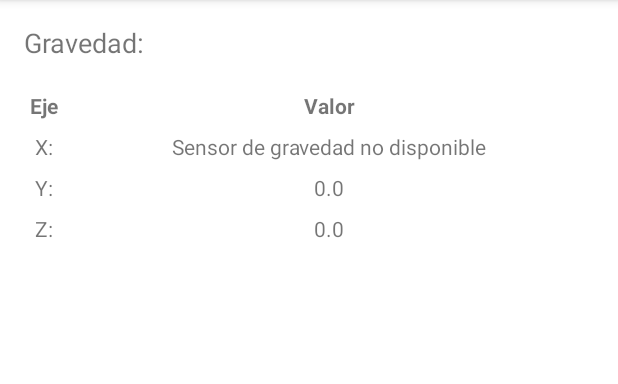
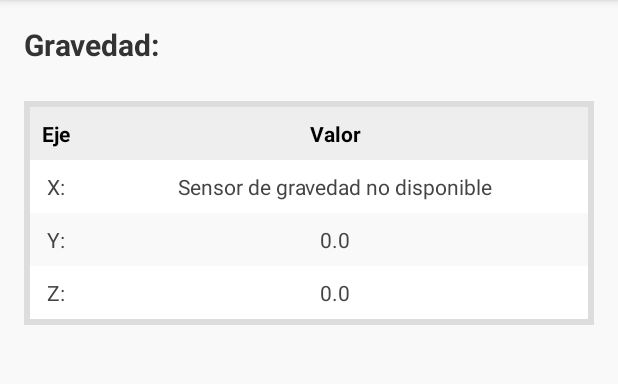
Before and after one commit to AlexisFarinango/SensoresTaller, an Android app: the screen it shows after launch (MainActivity), on a phone screen of 412 x 824 dp, the part 84-468 px from its top. Run offline under Robolectric (Android 15) with nearby library versions, the phone set to English and light mode, and no system bars.

Commit message:
Añadir estilos para la tabla

```diff
--- a/app/src/main/res/layout/activity_main.xml
+++ b/app/src/main/res/layout/activity_main.xml
@@ -3,88 +3,103 @@
     android:layout_width="match_parent"
     android:layout_height="match_parent"
     android:orientation="vertical"
-    android:padding="16dp">
+    android:padding="16dp"
+    android:background="#F9F9F9">
 
     <TextView
         android:id="@+id/tv_gravity"
         android:layout_width="match_parent"
         android:layout_height="wrap_content"
         android:text="Gravedad:"
-        android:textSize="18sp"
-        android:layout_marginBottom="8dp" />
+        android:textSize="20sp"
+        android:textColor="#333333"
+        android:layout_marginBottom="16dp"
+        android:textStyle="bold" />
 
     <TableLayout
         android:layout_width="match_parent"
         android:layout_height="wrap_content"
         android:stretchColumns="1"
-        android:layout_marginTop="8dp">
+        android:layout_marginTop="8dp"
+        android:background="#DDDDDD"
+        android:padding="4dp">
 
-        <TableRow>
+        <!-- Header Row -->
+        <TableRow android:background="#EEEEEE">
             <TextView
                 android:layout_width="wrap_content"
                 android:layout_height="wrap_content"
                 android:text="Eje"
                 android:textStyle="bold"
-                android:padding="4dp"
-                android:gravity="center"/>
+                android:padding="8dp"
+                android:gravity="center"
+                android:textColor="#000000"/>
             <TextView
                 android:layout_width="wrap_content"
                 android:layout_height="wrap_content"
                 android:text="Valor"
                 android:textStyle="bold"
-                android:padding="4dp"
-                android:gravity="center"/>
+                android:padding="8dp"
+                android:gravity="center"
+                android:textColor="#000000"/>
         </TableRow>
 
-        <TableRow>
+        <!-- Data Rows -->
+        <TableRow android:background="#FFFFFF">
             <TextView
                 android:id="@+id/label_x"
                 android:layout_width="wrap_content"
                 android:layout_height="wrap_content"
                 android:text="X:"
-                android:padding="4dp"
-                android:gravity="center"/>
+                android:padding="8dp"
+                android:gravity="center"
+                android:textColor="#444444"/>
             <TextView
                 android:id="@+id/tv_x"
                 android:layout_width="wrap_content"
                 android:layout_height="wrap_content"
                 android:text="0.0"
-                android:padding="4dp"
-                android:gravity="center"/>
+                android:padding="8dp"
+                android:gravity="center"
+                android:textColor="#444444"/>
         </TableRow>
 
-        <TableRow>
+        <TableRow android:background="#F9F9F9">
             <TextView
                 android:id="@+id/label_y"
                 android:layout_width="wrap_content"
                 android:layout_height="wrap_content"
                 android:text="Y:"
-                android:padding="4dp"
-                android:gravity="center"/>
+                android:padding="8dp"
+                android:gravity="center"
+                android:textColor="#444444"/>
             <TextView
                 android:id="@+id/tv_y"
                 android:layout_width="wrap_content"
                 android:layout_height="wrap_content"
                 android:text="0.0"
-                android:padding="4dp"
-                android:gravity="center"/>
+                android:padding="8dp"
+                android:gravity="center"
+                android:textColor="#444444"/>
         </TableRow>
 
-        <TableRow>
+        <TableRow android:background="#FFFFFF">
             <TextView
                 android:id="@+id/label_z"
                 android:layout_width="wrap_content"
                 android:layout_height="wrap_content"
                 android:text="Z:"
-                android:padding="4dp"
-                android:gravity="center"/>
+                android:padding="8dp"
+                android:gravity="center"
+                android:textColor="#444444"/>
             <TextView
                 android:id="@+id/tv_z"
                 android:layout_width="wrap_content"
                 android:layout_height="wrap_content"
                 android:text="0.0"
-                android:padding="4dp"
-                android:gravity="center"/>
+                android:padding="8dp"
+                android:gravity="center"
+                android:textColor="#444444"/>
         </TableRow>
 
     </TableLayout>
```
